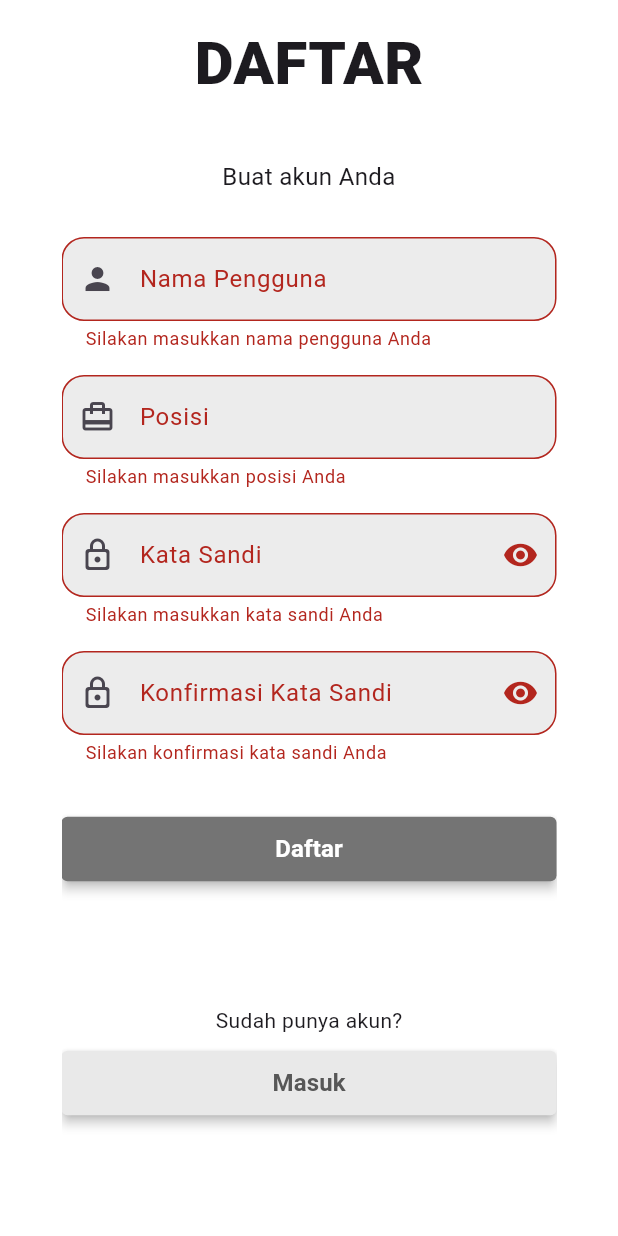
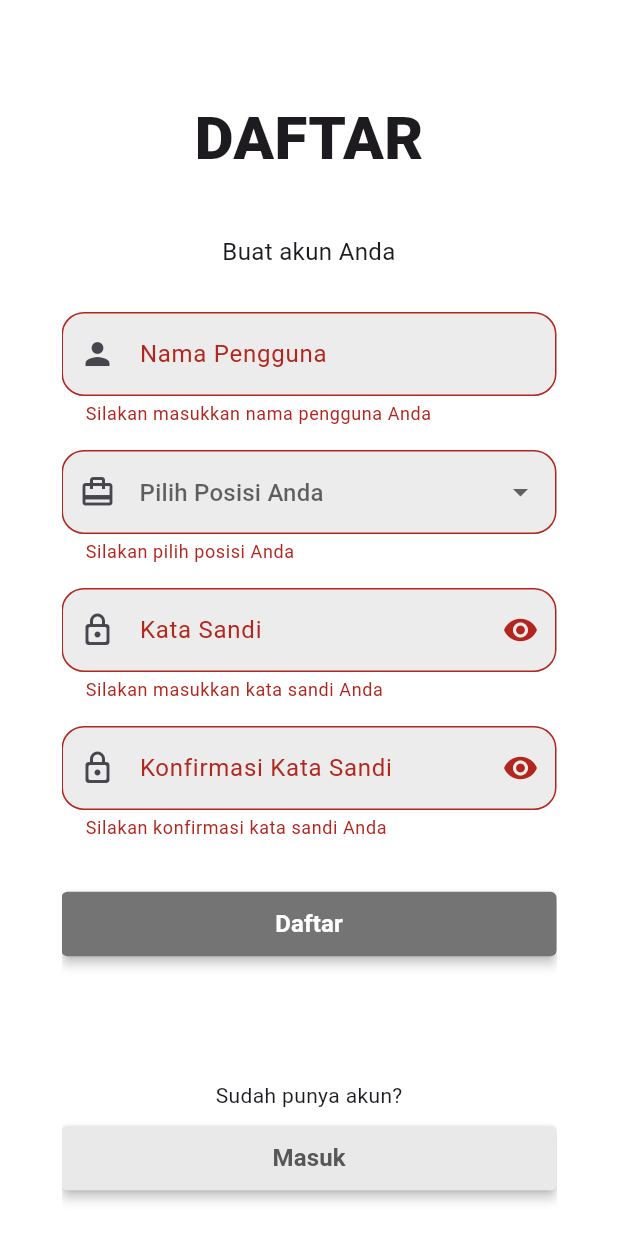
Before and after one commit to raihan2030/hydroponic-mobile-app, a Flutter app: the RegisterScreen screen opened by its route, after a tap on "Daftar", on a phone screen of 412 x 824 dp. Run offline on Flutter 3.47's test engine with Material 3 defaults, Android fonts, the phone set to English and light mode, and no system bars.

Commit message:
ubah input role di register jadi dropdown

```diff
--- /dev/null
+++ b/lib/screens/farmer_home_screen.dart
@@ -0,0 +1,20 @@
+import 'package:flutter/material.dart';
+
+class FarmerHomeScreen extends StatefulWidget{
+  const FarmerHomeScreen({super.key});
+
+  @override
+  State<FarmerHomeScreen> createState() => _FarmerHomeScreenState();
+}
+
+class _FarmerHomeScreenState extends State<FarmerHomeScreen> {
+
+  @override
+  Widget build(BuildContext context){
+    return Scaffold(
+      body:
+        Text("Ini adalah Farmer Home Screen"),
+
+    );
+  }
+}
--- a/lib/screens/register_screen.dart
+++ b/lib/screens/register_screen.dart
@@ -3,6 +3,7 @@ import 'package:hydroponics_app/widgets/log_reg_footer.dart';
 import 'package:hydroponics_app/widgets/log_reg_header.dart';
 import 'package:hydroponics_app/widgets/styled_elevated_button.dart';
 import 'package:hydroponics_app/widgets/styled_text_form_field.dart';
+import 'package:hydroponics_app/widgets/styled_dropdown_button_form_field.dart';
 
 class RegisterScreen extends StatefulWidget {
   const RegisterScreen({super.key});
@@ -14,6 +15,15 @@ class RegisterScreen extends StatefulWidget {
 class _RegisterScreenState extends State<RegisterScreen> {
   bool _isPasswordVisible = false;
   bool _isConfirmPasswordVisible = false;
+
+  String? _selectedCategory;
+  final List<String> _categories = [
+    'Petani',
+    'Kurir',
+    'Staf Logistik',
+    'Admin',
+  ];
+
   final GlobalKey<FormState> _formKey = GlobalKey<FormState>();
 
   @override
@@ -34,6 +44,7 @@ class _RegisterScreenState extends State<RegisterScreen> {
                   mainAxisSize: MainAxisSize.min,
                   mainAxisAlignment: MainAxisAlignment.center,
                   children: [
+                    SizedBox(height: 50),
                     // Header
                     LogRegHeader(title: "DAFTAR", subtitle: "Buat akun Anda"),
                     _gap(),
@@ -52,14 +63,25 @@ class _RegisterScreenState extends State<RegisterScreen> {
                     ),
                     _gap(),
 
-                    // Role Field
-                    StyledTextFormField(
-                      labelText: 'Posisi',
-                      hintText: 'Masukkan posisi Anda',
+                    // Role Dropdown Field
+                    StyledDropdownButtonFormField<String>(
+                      hintText: 'Pilih Posisi Anda',
                       prefixIcon: Icons.card_travel,
+                      value: _selectedCategory,
+                      items: _categories.map((String category) {
+                        return DropdownMenuItem<String>(
+                          value: category,
+                          child: Text(category),
+                        );
+                      }).toList(),
+                      onChanged: (String? newValue) {
+                        setState(() {
+                          _selectedCategory = newValue;
+                        });
+                      },
                       validator: (value) {
-                        if (value == null || value.isEmpty) {
-                          return 'Silakan masukkan posisi Anda';
+                        if (value == null) {
+                          return 'Silakan pilih posisi Anda';
                         }
                         return null;
                       },
--- /dev/null
+++ b/lib/widgets/styled_dropdown_button_form_field.dart
@@ -0,0 +1,49 @@
+// lib/widgets/styled_dropdown_button_form_field.dart
+
+import 'package:flutter/material.dart';
+
+class StyledDropdownButtonFormField<T> extends StatelessWidget {
+  final String? labelText;
+  final String hintText;
+  final IconData prefixIcon;
+  final T? value;
+  final List<DropdownMenuItem<T>>? items;
+  final void Function(T?)? onChanged;
+  final String? Function(T?)? validator;
+
+  const StyledDropdownButtonFormField({
+    super.key,
+    this.labelText,
+    required this.hintText,
+    required this.prefixIcon,
+    this.value,
+    this.items,
+    this.onChanged,
+    this.validator,
+  });
+
+  @override
+  Widget build(BuildContext context) {
+    return DropdownButtonFormField<T>(
+      initialValue: value,
+      items: items,
+      onChanged: onChanged,
+      validator: validator,
+      hint: Text(hintText),
+      decoration: InputDecoration(
+        labelText: labelText,
+        hintText: hintText,
+        prefixIcon: Icon(prefixIcon),
+        filled: true,
+        fillColor: Color.fromARGB(255, 236, 236, 236),
+        border: OutlineInputBorder(
+          borderRadius: BorderRadius.all(Radius.circular(15)),
+        ),
+        enabledBorder: OutlineInputBorder(
+          borderSide: BorderSide(style: BorderStyle.none),
+          borderRadius: BorderRadius.all(Radius.circular(15)),
+        ),
+      ),
+    );
+  }
+}
```
